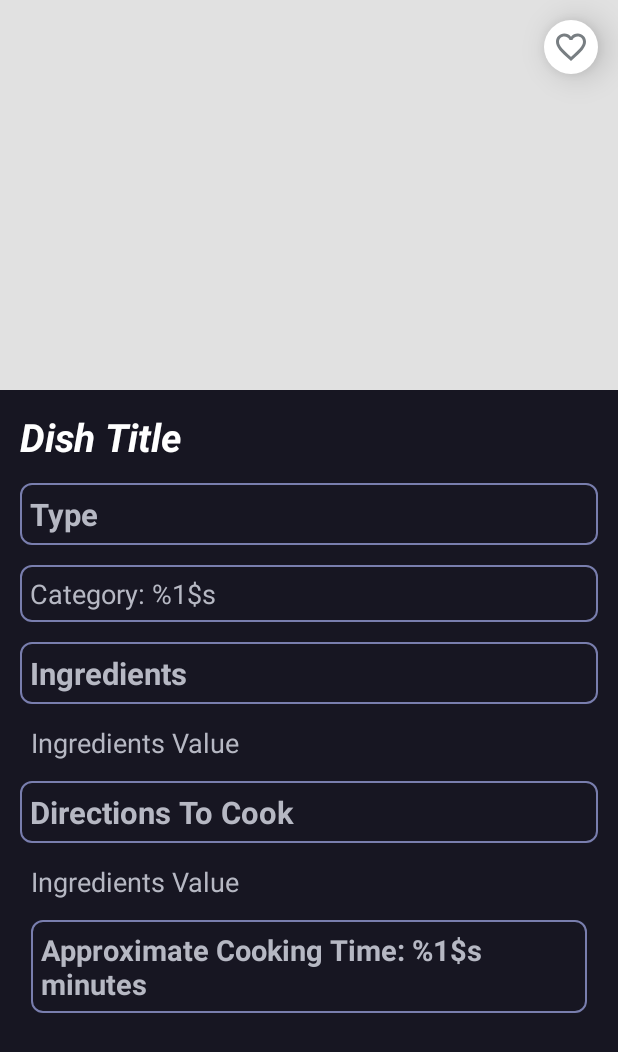
After one commit to Sparsh011/Recipes, an Android app: the layout activity_searched_recipe_details.xml on its own in the app's theme, with its tools: preview values and no code run, on a phone screen of 412 x 824 dp. The commit adds this screen. Shown: the top 1052 px of the screen. Run offline under Robolectric (Android 15) with nearby library versions, the phone set to English and light mode, and no system bars; network calls fail.

Commit message:
search recipe details completed

```diff
--- a/app/src/main/AndroidManifest.xml
+++ b/app/src/main/AndroidManifest.xml
@@ -22,9 +22,11 @@
         android:theme="@style/Theme.Recipes"
         tools:targetApi="31">
         <activity
+            android:name=".view.activities.SearchedRecipeDetails"
+            android:exported="false" />
+        <activity
             android:name=".view.activities.SearchRecipeFromAPI"
-            android:exported="false" />
-        <!-- Note - label is the text that will be shown in the ActionBar. configChanges set to orientation prevents restarts when the orientation changes. -->
+            android:exported="false" /> <!-- Note - label is the text that will be shown in the ActionBar. configChanges set to orientation prevents restarts when the orientation changes. -->
         <activity
             android:name=".view.activities.AddUpdateDish"
             android:configChanges="orientation"
--- a/app/src/main/java/com/example/recipes/utils/Constants.kt
+++ b/app/src/main/java/com/example/recipes/utils/Constants.kt
@@ -25,6 +25,7 @@ object Constants {
     const val API_ENDPOINT_FOR_SEARCH_RECIPE = "recipes/complexSearch"
     const val QUERY = "query"
     const val ENDPOINT_FOR_RECIPE_DETAILS = "recipes/{id}/information"
+    const val SEARCH_RECIPE = "searchRecipe"
 
     fun dishTypes(): ArrayList<String>{
         val list = ArrayList<String>()
--- a/app/src/main/res/layout/activity_search_recipe_from_api.xml
+++ b/app/src/main/res/layout/activity_search_recipe_from_api.xml
@@ -1,5 +1,6 @@
 <?xml version="1.0" encoding="utf-8"?>
 <androidx.constraintlayout.widget.ConstraintLayout xmlns:android="http://schemas.android.com/apk/res/android"
+    android:id="@+id/cl_search_recipe"
     xmlns:app="http://schemas.android.com/apk/res-auto"
     xmlns:tools="http://schemas.android.com/tools"
     android:layout_width="match_parent"
--- /dev/null
+++ b/app/src/main/res/layout/activity_searched_recipe_details.xml
@@ -0,0 +1,148 @@
+<?xml version="1.0" encoding="utf-8"?>
+<ScrollView xmlns:android="http://schemas.android.com/apk/res/android"
+    xmlns:tools="http://schemas.android.com/tools"
+    android:id="@+id/rl_dish_detail_main"
+    android:layout_width="match_parent"
+    android:layout_height="match_parent"
+    android:fillViewport="true"
+    android:scrollbars="none"
+    android:background="@color/my_black"
+    tools:context=".view.activities.SearchedRecipeDetails">
+
+    <RelativeLayout
+        android:layout_width="match_parent"
+        android:layout_height="wrap_content">
+
+        <FrameLayout
+            android:id="@+id/fl_dish_image"
+            android:layout_width="match_parent"
+            android:layout_height="wrap_content">
+
+            <ImageView
+                android:id="@+id/iv_dish_image"
+                android:layout_width="match_parent"
+                android:layout_height="@dimen/_200sdp"
+                android:background="@color/dish_image_background"
+                android:scaleType="fitXY" />
+
+            <LinearLayout
+                android:layout_width="wrap_content"
+                android:layout_height="wrap_content"
+                android:layout_gravity="top|end"
+                android:layout_margin="@dimen/_10sdp"
+                android:background="@drawable/favorite_button_background"
+                android:elevation="@dimen/_10sdp">
+
+                <ImageView
+                    android:id="@+id/iv_favorite_dish"
+                    android:layout_width="wrap_content"
+                    android:layout_height="wrap_content"
+                    android:src="@drawable/ic_favorite_unselected" />
+            </LinearLayout>
+        </FrameLayout>
+
+        <TextView
+            android:id="@+id/tv_title"
+            android:layout_width="match_parent"
+            android:layout_height="wrap_content"
+            android:layout_below="@id/fl_dish_image"
+            android:layout_marginStart="@dimen/_10sdp"
+            android:layout_marginTop="@dimen/_10sdp"
+            android:layout_marginEnd="@dimen/_10sdp"
+            android:layout_marginBottom="@dimen/_10sdp"
+            android:textColor="@color/white"
+            android:textSize="@dimen/_20sdp"
+            android:textStyle="bold|italic"
+            tools:text="Dish Title" />
+
+        <TextView
+            android:id="@+id/tv_type"
+            android:layout_width="match_parent"
+            android:layout_height="wrap_content"
+            android:layout_below="@id/tv_title"
+            android:layout_marginStart="@dimen/_10sdp"
+            android:layout_marginEnd="@dimen/_10sdp"
+            android:textColor="@color/secondaryDarkColor"
+            android:textStyle="bold"
+            android:textSize="@dimen/_16sdp"
+            android:layout_marginBottom="@dimen/_10sdp"
+            android:padding="@dimen/_5sdp"
+            android:background="@drawable/background_box"
+            tools:text="Type" />
+
+        <TextView
+            android:id="@+id/tv_category"
+            android:layout_width="match_parent"
+            android:layout_height="wrap_content"
+            android:layout_below="@id/tv_type"
+            android:layout_marginStart="@dimen/_10sdp"
+            android:padding="@dimen/_5sdp"
+            android:layout_marginEnd="@dimen/_10sdp"
+            android:text="@string/category"
+            android:textColor="@color/secondaryDarkColor"            android:background="@drawable/background_box"
+            android:textSize="@dimen/_14sdp" />
+
+        <TextView
+            android:id="@+id/tv_ingredients_label"
+            android:layout_width="match_parent"
+            android:layout_height="wrap_content"
+            android:layout_below="@id/tv_category"
+            android:layout_margin="@dimen/_10sdp"
+            android:text="@string/lbl_ingredients"
+            android:padding="@dimen/_5sdp"
+            android:textSize="@dimen/_16sdp"
+            android:textColor="@color/secondaryDarkColor"            android:background="@drawable/background_box"
+            android:textStyle="bold" />
+
+        <TextView
+            android:id="@+id/tv_ingredients"
+            android:layout_width="match_parent"
+            android:layout_height="wrap_content"
+            android:layout_below="@id/tv_ingredients_label"
+            android:layout_marginStart="@dimen/_16sdp"
+            android:layout_marginEnd="@dimen/_16sdp"
+            android:textColor="@color/secondaryDarkColor"
+            android:textSize="@dimen/_14sdp"
+            tools:text="Ingredients Value" />
+
+        <TextView
+            android:id="@+id/tv_cooking_direction_label"
+            android:layout_width="match_parent"
+            android:layout_height="wrap_content"
+            android:layout_below="@id/tv_ingredients"
+            android:layout_margin="@dimen/_10sdp"
+            android:text="@string/lbl_direction_to_cook"
+            android:textSize="@dimen/_16sdp"
+            android:padding="@dimen/_5sdp"
+            android:textColor="@color/secondaryDarkColor"
+            android:background="@drawable/background_box"
+            android:textStyle="bold" />
+
+        <TextView
+            android:id="@+id/tv_cooking_direction"
+            android:layout_width="match_parent"
+            android:layout_height="wrap_content"
+            android:layout_below="@id/tv_cooking_direction_label"
+            android:layout_marginStart="@dimen/_16sdp"
+            android:layout_marginEnd="@dimen/_16sdp"
+            android:textColor="@color/secondaryDarkColor"
+            android:textSize="@dimen/_14sdp"
+            tools:text="Ingredients Value" />
+
+        <TextView
+            android:id="@+id/tv_cooking_time"
+            android:layout_width="match_parent"
+            android:layout_height="wrap_content"
+            android:layout_below="@id/tv_cooking_direction"
+            android:layout_marginStart="@dimen/_16sdp"
+            android:layout_marginEnd="@dimen/_16sdp"
+            android:padding="@dimen/_5sdp"
+            android:background="@drawable/background_box"
+            android:layout_marginBottom="@dimen/_16sdp"
+            android:text="@string/approximate_cooking_time"
+            android:layout_marginTop="@dimen/_10sdp"
+            android:textStyle="bold"
+            android:textColor="@color/secondaryDarkColor"
+            android:textSize="@dimen/_15sdp" />
+    </RelativeLayout>
+</ScrollView>
```
Also changed, not shown: app/src/main/java/com/example/recipes/view/activities/AddUpdateDish.kt (+1 -16 lines), app/src/main/java/com/example/recipes/view/activities/SearchRecipeFromAPI.kt (+44 -4 lines), app/src/main/java/com/example/recipes/view/activities/SearchedRecipeDetails.kt (added, +90 -0 lines), app/src/main/java/com/example/recipes/view/fragments/DishDetailFragment.kt (+9 -9 lines), app/src/main/res/layout/fragment_all_dishes.xml (+8 -3 lines), app/src/main/res/layout/item_dish_layout.xml (+4 -4 lines).
